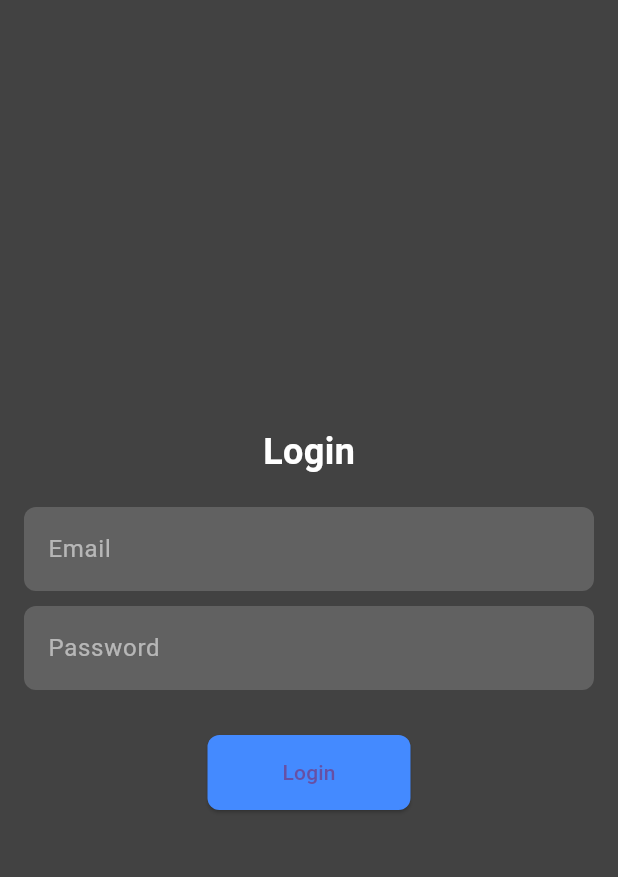
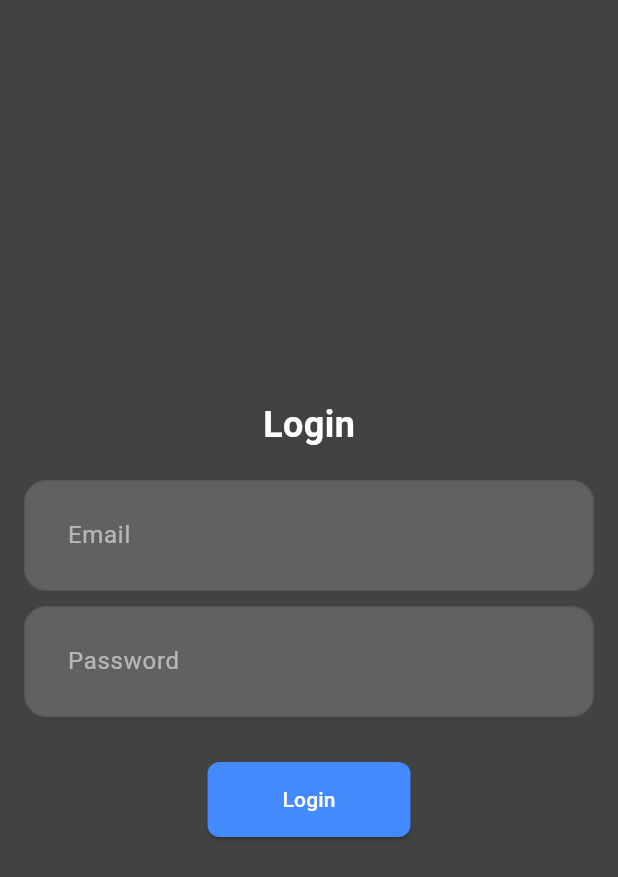
Before and after one commit to ahmed-aa2204608/cuddly-spoon, a Flutter app: the screen it shows after launch, on a phone screen of 412 x 824 dp. Shown: the top 877 px of the screen. Run offline on Flutter 3.47's test engine with Material 3 defaults, Android fonts, the phone set to English and light mode, and no system bars; our stand-ins replace flutter_riverpod, image_picker; Roboto replaces fonts that are missing (CustomFont2).

Commit message:
updated them and slight code adjustments

```diff
--- a/YalaPay/lib/main.dart
+++ b/YalaPay/lib/main.dart
@@ -1,5 +1,6 @@
 import 'package:YalaPay/screens/cheque_screen.dart';
 import 'package:YalaPay/screens/login_screen.dart';
+import 'package:YalaPay/theme.dart';
 import 'package:flutter/material.dart';
 import 'package:flutter_riverpod/flutter_riverpod.dart';
 import 'screens/invoice_list_screen.dart';
@@ -14,9 +15,7 @@ class MyApp extends StatelessWidget {
     return MaterialApp(
       debugShowCheckedModeBanner: false,
       title: 'YalaPay',
-      theme: ThemeData(
-        primarySwatch: Colors.blue,
-      ),
+      theme: PayTheme.theme,
       home: LoginScreen(),
     );
   }
--- a/YalaPay/lib/screens/invoice_detail_screen.dart
+++ b/YalaPay/lib/screens/invoice_detail_screen.dart
@@ -229,6 +229,7 @@ class _InvoiceDetailScreenState extends ConsumerState<InvoiceDetailScreen> {
                         decoration: InputDecoration(labelText: 'Drawer'),
                       ),
                       DropdownButtonFormField<String>(
+                        isExpanded: true,
                         value: _selectedBank,
                         decoration: InputDecoration(labelText: 'Drawer Bank'),
                         items: banks.map((String bank) {
--- /dev/null
+++ b/YalaPay/lib/theme.dart
@@ -0,0 +1,44 @@
+import 'package:flutter/material.dart';
+
+class PayTheme {
+  static final theme = ThemeData.dark().copyWith(
+    elevatedButtonTheme: ElevatedButtonThemeData(
+        style: ElevatedButton.styleFrom(
+            backgroundColor: const Color.fromARGB(255, 40, 40, 40),
+            foregroundColor: Colors.white)),
+    colorScheme: const ColorScheme.dark(
+      primary: Color.fromARGB(255, 26, 171, 255),
+      onPrimary: Colors.white,
+      onSurface: Colors.white,
+    ),
+    inputDecorationTheme: InputDecorationTheme(
+        contentPadding: const EdgeInsets.all(25),
+        enabledBorder: appBorder(const Color.fromARGB(255, 88, 88, 88)),
+        focusedBorder: appBorder(const Color.fromARGB(255, 26, 171, 255))),
+    textTheme: ThemeData.dark().textTheme.apply(
+          fontFamily: 'CustomFont2',
+        ),
+    datePickerTheme: DatePickerThemeData(
+      rangePickerBackgroundColor: const Color.fromARGB(255, 7, 7, 7),
+      dayBackgroundColor:
+          WidgetStateProperty.all(const Color.fromARGB(255, 26, 171, 255)),
+      dayForegroundColor:
+          WidgetStateProperty.all(const Color.fromARGB(255, 255, 255, 255)),
+      rangeSelectionBackgroundColor: const Color.fromARGB(83, 26, 171, 255),
+      rangeSelectionOverlayColor:
+          WidgetStateProperty.all(const Color.fromARGB(255, 7, 7, 7)),
+      yearBackgroundColor:
+          WidgetStateProperty.all(const Color.fromARGB(255, 88, 88, 88)),
+    ),
+  );
+
+  static OutlineInputBorder appBorder(Color color) {
+    return OutlineInputBorder(
+      borderSide: BorderSide(
+        color: color,
+        width: 1,
+      ),
+      borderRadius: BorderRadius.circular(15),
+    );
+  }
+}
```
Also changed, not shown: YalaPay/pubspec.yaml (line endings or trailing spaces).
